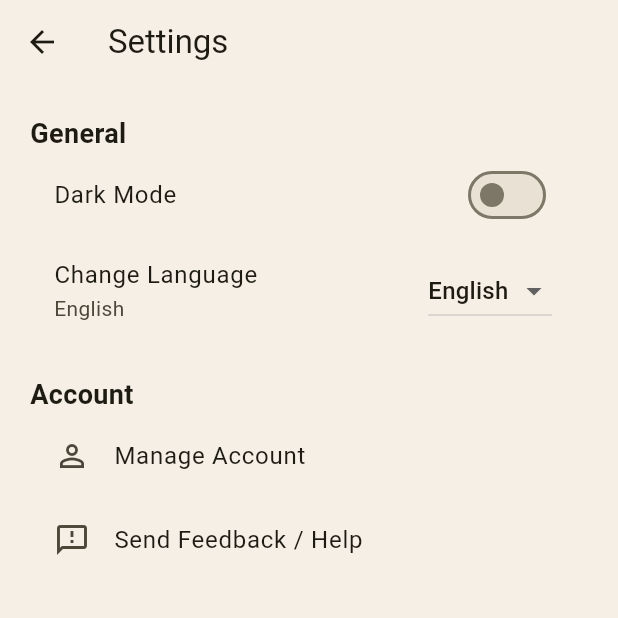
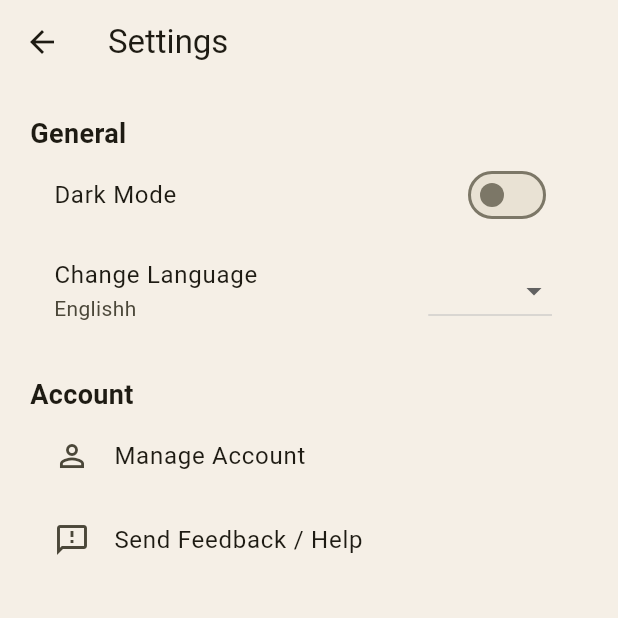
Before and after one commit to AzakarJewelry/Streaming-App-using-flutter, a Flutter app: the SettingsScreen screen opened directly, after a tap on "Manage Account", on a phone screen of 412 x 824 dp, the top half of it. Run offline on Flutter 3.47's test engine with Material 3 defaults, Android fonts, the phone set to English and light mode, and no system bars; our stand-ins replace chewie, cloud_firestore, firebase_auth, firebase_core, google_mobile_ads, image_picker and 2 more; missing offline and left inert: azakarstream, subtitle_wrapper_package; accounts and stored records are empty; network calls fail.

Commit message:
profile updates

```diff
--- a/lib/settings_screen.dart
+++ b/lib/settings_screen.dart
@@ -9,7 +9,7 @@ class SettingsScreen extends StatefulWidget {
 
 class _SettingsScreenState extends State<SettingsScreen> {
   bool isDarkMode = false;
-  String selectedLanguage = 'English';
+  String selectedLanguage = 'Englishh';
 
   void _toggleDarkMode(bool value) {
     setState(() {
```
